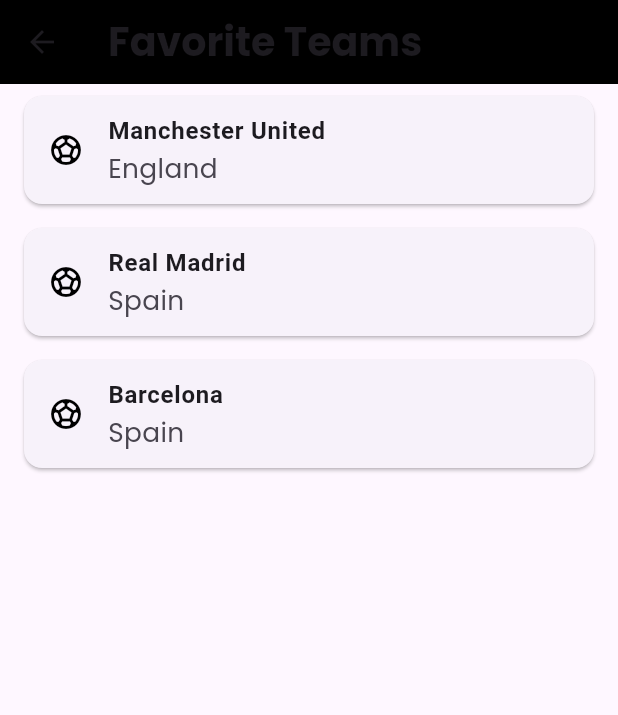
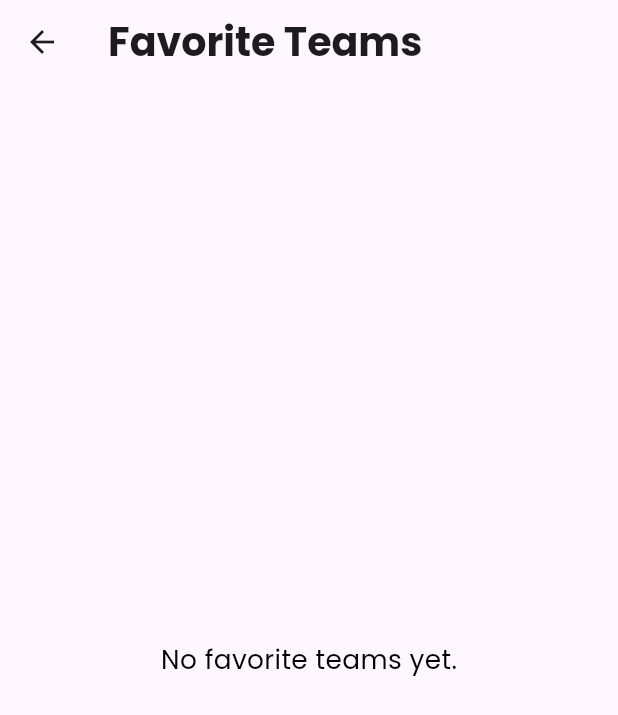
Before and after one commit to AaqilSh/SportSphereApp, a Flutter app: the FavoriteTeamsScreen screen opened directly, on a phone screen of 412 x 824 dp. Shown: the top 715 px of the screen. Run offline on Flutter 3.47's test engine with Material 3 defaults, Android fonts, the light colour scheme and no system bars; our stand-ins replace flutter_local_notifications, flutter_screenutil, font_awesome_flutter, shared_preferences; accounts and stored records are empty.

Commit message:
Fixed teams favorite option

```diff
--- a/sportsphere/lib/main.dart
+++ b/sportsphere/lib/main.dart
@@ -4,8 +4,10 @@
 import 'package:sportsphere/providers/team_provider.dart';
 import 'providers/auth_provider.dart';
 import 'screens/login_screen.dart';
+import 'package:shared_preferences/shared_preferences.dart';
 
-void main() {
+void main() async {
+  WidgetsFlutterBinding.ensureInitialized(); // ADD THIS LINE
   runApp(
     MultiProvider(
       providers: [
--- a/sportsphere/lib/screens/favorite_teams_screen.dart
+++ b/sportsphere/lib/screens/favorite_teams_screen.dart
@@ -1,35 +1,48 @@
 import 'package:flutter/material.dart';
+import 'package:shared_preferences/shared_preferences.dart';
+import 'dart:convert';
 
-class FavoriteTeamsScreen extends StatelessWidget {
-  final List<Map<String, String>> favoriteTeams = [
-    {"name": "Manchester United", "country": "England"},
-    {"name": "Real Madrid", "country": "Spain"},
-    {"name": "Barcelona", "country": "Spain"},
-  ];
+class FavoriteTeamsScreen extends StatefulWidget {
+  @override
+  _FavoriteTeamsScreenState createState() => _FavoriteTeamsScreenState();
+}
+
+class _FavoriteTeamsScreenState extends State<FavoriteTeamsScreen> {
+  List<Map<String, dynamic>> favoriteTeams = [];
+
+  @override
+  void initState() {
+    super.initState();
+    loadFavoriteTeams();
+  }
+
+  Future<void> loadFavoriteTeams() async {
+    final prefs = await SharedPreferences.getInstance();
+    final String? favoriteTeamsString = prefs.getString('favorite_teams');
+    if (favoriteTeamsString != null) {
+      setState(() {
+        favoriteTeams =
+            List<Map<String, dynamic>>.from(json.decode(favoriteTeamsString));
+      });
+    }
+  }
 
   @override
   Widget build(BuildContext context) {
     return Scaffold(
-      appBar: AppBar(
-        title: Text("Favorite Teams"),
-        backgroundColor: Colors.black,
-      ),
-      body: ListView.builder(
-        itemCount: favoriteTeams.length,
-        itemBuilder: (context, index) {
-          return Card(
-            margin: EdgeInsets.symmetric(vertical: 8, horizontal: 16),
-            child: ListTile(
-              leading: Icon(Icons.sports_soccer, color: Colors.black),
-              title: Text(
-                favoriteTeams[index]["name"]!,
-                style: TextStyle(fontWeight: FontWeight.bold),
-              ),
-              subtitle: Text(favoriteTeams[index]["country"]!),
+      appBar: AppBar(title: Text("Favorite Teams")),
+      body: favoriteTeams.isEmpty
+          ? Center(child: Text("No favorite teams yet."))
+          : ListView.builder(
+              itemCount: favoriteTeams.length,
+              itemBuilder: (context, index) {
+                final team = favoriteTeams[index];
+                return ListTile(
+                  leading: Image.network(team["logo"], width: 40, height: 40),
+                  title: Text(team["name"]),
+                );
+              },
             ),
-          );
-        },
-      ),
     );
   }
 }
--- a/sportsphere/pubspec.yaml
+++ b/sportsphere/pubspec.yaml
@@ -42,6 +42,7 @@
   http: ^1.3.0
   flutter_local_notifications: ^18.0.1
   intl: ^0.20.2
+  shared_preferences: ^2.5.2
 
 dev_dependencies:
   flutter_test:
```
Also changed, not shown: sportsphere/lib/screens/favorite_players.screen.dart (+26 -12 lines), sportsphere/lib/screens/player_card.dart (+54 -5 lines), sportsphere/lib/screens/teams_screen.dart (+55 -19 lines), sportsphere/lib/screens/top_assist_screen.dart (+5 -5 lines), sportsphere/pubspec.lock, 1 other file.
